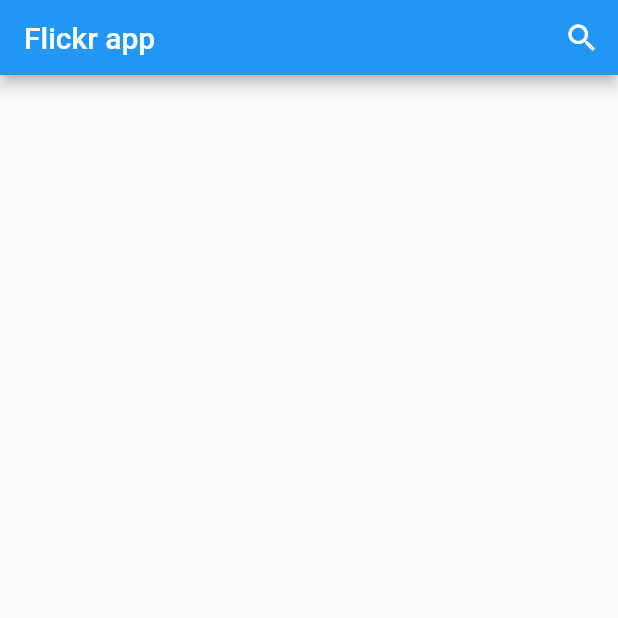
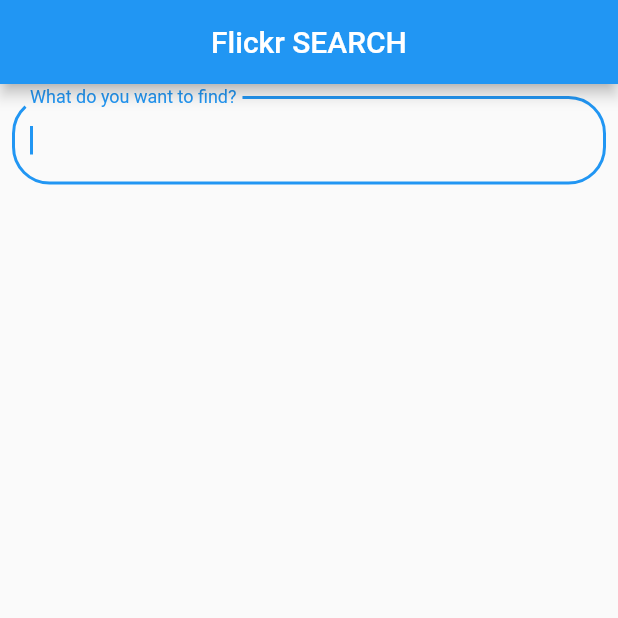
Before and after one commit to OnlyTarg/my_flickr, a Flutter app: the screen it shows after launch, on a phone screen of 412 x 824 dp, the top half of it. Run offline on Flutter 3.47's test engine with Material 2 defaults, Android fonts, the phone set to English and light mode, and no system bars; our stand-ins replace bloc, dio, equatable, flutter_bloc.

Commit message:
without exceptions

```diff
--- a/lib/bloc/images/images_bloc.dart
+++ b/lib/bloc/images/images_bloc.dart
@@ -2,18 +2,30 @@ import 'dart:async';
 
 import 'package:bloc/bloc.dart';
 import 'package:equatable/equatable.dart';
+
 import 'package:my_flickr/model/images_list.dart';
+import 'package:my_flickr/model/reposit.dart';
 
 part 'images_event.dart';
 part 'images_state.dart';
 
 class ImagesBloc extends Bloc<ImagesEvent, ImagesState> {
-  ImagesBloc() : super(ImagesInitial());
+  final ImagesRepo imagesRepo;
+  List<Picture> images;
+
+  ImagesBloc({this.imagesRepo}) : super(ImagesInitial());
 
   @override
   Stream<ImagesState> mapEventToState(
     ImagesEvent event,
   ) async* {
-    // TODO: implement mapEventToState
+    if (event is FetchEvent && event.text != '') {
+      yield ImagesLoading();
+      images = await imagesRepo.getImagesList(event.text);
+      yield ImagesLoaded(pictures: images);
+    }
+    if (event is InitialEvent) {
+      yield ImagesInitial();
+    }
   }
 }
--- a/lib/bloc/images/images_event.dart
+++ b/lib/bloc/images/images_event.dart
@@ -1,5 +1,24 @@
 part of 'images_bloc.dart';
 
-enum ImagesEvent{
-  fetchImages,
+
+abstract class ImagesEvent extends Equatable {
+  const ImagesEvent();
 }
+
+class FetchEvent extends ImagesEvent {
+  final String text;
+
+   FetchEvent(this.text);
+
+  @override
+  List<Object> get props => throw UnimplementedError();
+}
+class InitialEvent extends ImagesEvent {
+
+   InitialEvent();
+
+  @override
+  List<Object> get props => throw UnimplementedError();
+
+
+}
--- a/lib/bloc/images/images_state.dart
+++ b/lib/bloc/images/images_state.dart
@@ -12,9 +12,9 @@ class ImagesInitial extends ImagesState {}
 class ImagesLoading extends ImagesState {}
 
 class ImagesLoaded extends  ImagesState {
-  final List<Images> images;
+  final List<Picture> pictures;
 
-  ImagesLoaded({this.images});
+  ImagesLoaded({this.pictures});
 }
 
 class ImagesListError extends ImagesState {
--- a/lib/main.dart
+++ b/lib/main.dart
@@ -1,10 +1,12 @@
 import 'package:flutter/material.dart';
-import 'package:my_flickr/screens/main_screen.dart';
+import 'package:flutter_bloc/flutter_bloc.dart';
+
+import 'package:my_flickr/bloc/images/images_bloc.dart';
+import 'package:my_flickr/model/reposit.dart';
+import 'package:my_flickr/screens/search_page.dart';
 
 void main() {
   runApp(
-    /// Providers are above [MyApp] instead of inside it, so that tests
-    /// can use [MyApp] while mocking the providers
     MyApp(),
   );
 }
@@ -18,6 +20,10 @@ class MyApp extends StatelessWidget {
           primarySwatch: Colors.blue,
           visualDensity: VisualDensity.adaptivePlatformDensity,
         ),
-        home: MainScreen());
+        home: BlocProvider(
+            create: (context) {
+              return ImagesBloc(imagesRepo: ImagesServices());
+            },
+            child: SearchPage()));
   }
 }
--- a/lib/model/images_list.dart
+++ b/lib/model/images_list.dart
@@ -1,15 +1,12 @@
-// To parse this JSON data, do
-//
-//     final images = imagesFromJson(jsonString);
+
 
 import 'dart:convert';
 
-List<Images> imagesFromJson(String str) => List<Images>.from(json.decode(str).map((x) => Images.fromJson(x)));
+List<Picture> imagesFromJson(String str) => List<Picture>.from(json.decode(str).map((x) => Picture.fromJson(x)));
+String imagesToJson(List<Picture> data) => json.encode(List<dynamic>.from(data.map((x) => x.toJson())));
 
-String imagesToJson(List<Images> data) => json.encode(List<dynamic>.from(data.map((x) => x.toJson())));
-
-class Images {
-  Images({
+class Picture {
+  Picture({
     this.id,
     this.owner,
     this.secret,
@@ -19,6 +16,8 @@ class Images {
     this.ispublic,
     this.isfriend,
     this.isfamily,
+    this.oWidth,
+    this.oHeight,
   });
 
   String id;
@@ -30,8 +29,10 @@ class Images {
   int ispublic;
   int isfriend;
   int isfamily;
+  String oWidth;
+  String oHeight;
 
-  factory Images.fromJson(Map<String, dynamic> json) => Images(
+  factory Picture.fromJson(Map<String, dynamic> json) => Picture(
     id: json["id"],
     owner: json["owner"],
     secret: json["secret"],
@@ -41,6 +42,8 @@ class Images {
     ispublic: json["ispublic"],
     isfriend: json["isfriend"],
     isfamily: json["isfamily"],
+    oWidth: json["o_width"] == null ? null : json["o_width"],
+    oHeight: json["o_height"] == null ? null : json["o_height"],
   );
 
   Map<String, dynamic> toJson() => {
@@ -53,5 +56,7 @@ class Images {
     "ispublic": ispublic,
     "isfriend": isfriend,
     "isfamily": isfamily,
+    "o_width": oWidth == null ? null : oWidth,
+    "o_height": oHeight == null ? null : oHeight,
   };
 }
--- a/lib/screens/main_screen.dart
+++ /dev/null
@@ -1,23 +0,0 @@
-import 'package:flutter/material.dart';
-import 'package:my_flickr/widgets/my_app_bar.dart';
-
-class MainScreen extends StatefulWidget {
-  @override
-  _MainScreenState createState() => _MainScreenState();
-}
-
-class _MainScreenState extends State<MainScreen> {
-  @override
-  Widget build(BuildContext context) {
-    return Scaffold(
-      appBar: MyAppBar(height: 50,),
-      body: _body(),
-    );
-  }
-
-  _body() {
-    return Column(children: [
-
-    ],);
-  }
-}
--- /dev/null
+++ b/lib/screens/search_page.dart
@@ -0,0 +1,109 @@
+import 'package:flutter/material.dart';
+import 'package:my_flickr/bloc/images/images_bloc.dart';
+import 'package:my_flickr/model/images_list.dart';
+import 'package:flutter_bloc/flutter_bloc.dart';
+
+class SearchPage extends StatefulWidget {
+  @override
+  _SearchPageState createState() => _SearchPageState();
+}
+
+class _SearchPageState extends State<SearchPage> {
+  @override
+  void initState() {
+    super.initState();
+    _loadImages();
+  }
+
+  _loadImages() async {
+    /* BlocProvider.of<ImagesBloc>(context).add(ImagesEvent.fetchImages);*/
+  }
+
+  @override
+  Widget build(BuildContext context) {
+    return Scaffold(
+      appBar: AppBar(
+       title: Text('Flickr SEARCH'),
+        centerTitle: true,
+      ),
+      body: _body(),
+    );
+  }
+
+  _body() {
+    String tempStr = '';
+    return GestureDetector(
+      onTap:() => FocusScope.of(context).requestFocus(new FocusNode()),
+      child: Column(
+        children: [
+          Form(
+            child: Container(
+              padding: EdgeInsets.all(8),
+              child: Center(
+                child: TextFormField(
+                  autofocus: true,
+
+                  decoration: new InputDecoration(
+                    labelText: "What do you want to find?",
+                    fillColor: Colors.white,
+                    border: new OutlineInputBorder(
+                      borderRadius: new BorderRadius.circular(25.0),
+                      borderSide: new BorderSide(
+                      ),
+                    ),
+                    //fillColor: Colors.green
+                  ),
+                  onChanged: (value) {
+                    tempStr = value;
+                    if (value != '') {
+                      Future.delayed(Duration(seconds: 1), () {
+                        if (tempStr == value && value.length > 2) {
+                          BlocProvider.of<ImagesBloc>(context)
+                              .add(FetchEvent(value));
+                        }
+                        if (value.length < 2 || value.isEmpty) {
+                          BlocProvider.of<ImagesBloc>(context).add(InitialEvent());
+                        }
+                      });
+                    } else {}
+                  },
+                ),
+              ),
+            ),
+          ),
+          BlocBuilder<ImagesBloc, ImagesState>(
+            builder: (context, state) {
+              if (state is ImagesListError) {
+                return Text('Error');
+              }
+              if (state is ImagesLoaded) {
+                List<Picture> pictures = state.pictures;
+                return _list(pictures);
+              }
+              if (state is ImagesInitial) {
+                return Container();
+              }
+              return Expanded(child: Center(child: CircularProgressIndicator()));
+            },
+          )
+        ],
+      ),
+    );
+  }
+
+  Widget _list(List<Picture> pictures) {
+    return Expanded(
+        child: (ListView.builder(
+      itemCount: pictures.length,
+      itemBuilder: (_, index) {
+        Picture image = pictures[index];
+        //return Text(image.title);
+        return Container(
+          padding: EdgeInsets.symmetric(vertical: 5,horizontal: 4),
+          child: Image.network(
+              'https://live.staticflickr.com/${image.server}/${image.id}_${image.secret}.jpg',fit: BoxFit.fitWidth,),
+        );
+      },
+    )));
+  }
+}
--- a/lib/widgets/my_app_bar.dart
+++ /dev/null
@@ -1,27 +0,0 @@
-import 'package:flutter/material.dart';
-import 'package:my_flickr/widgets/ui_picture_search.dart';
-
-class MyAppBar extends StatelessWidget implements PreferredSizeWidget {
-  final double height;
-
-  MyAppBar({@required this.height});
-
-  @override
-  Widget build(BuildContext context) {
-    return AppBar(
-      title: Text('Flickr app'),
-      actions: [
-        IconButton(
-          icon: Icon(Icons.search),
-          onPressed: () {
-            showSearch(context: context, delegate: UIPictureSearch());
-          },
-        )
-      ],
-    );
-  }
-
-  @override
-  // TODO: implement preferredSize
-  Size get preferredSize => Size.fromHeight(height);
-}
--- a/lib/widgets/ui_picture_search.dart
+++ /dev/null
@@ -1,39 +0,0 @@
-import 'package:flutter/material.dart';
-
-class UIPictureSearch extends SearchDelegate {
-  String key = '1878b60ed3d42f39de436585dbf7a980';
-  String secret = '6bd5beb49d3184e8';
-
-  @override
-  List<Widget> buildActions(BuildContext context) {
-    //Pictures provider = Provider.of<Pictures>(context, listen: false);
-    return [
-      IconButton(
-        icon: Icon(Icons.search),
-        onPressed: () async {
-          //provider.getPicturesFromJSON();
-        },
-      )
-    ];
-  }
-
-  @override
-  Widget buildLeading(BuildContext context) {
-    return IconButton(
-      icon: Icon(Icons.arrow_back),
-      onPressed: () {
-        close(context, null);
-      },
-    );
-  }
-
-  @override
-  Widget buildResults(BuildContext context) {
-    return Container(child: Text(query));
-  }
-
-  @override
-  Widget buildSuggestions(BuildContext context) {
-    return Container(child: Text(query));
-  }
-}
--- a/pubspec.yaml
+++ b/pubspec.yaml
@@ -26,8 +26,8 @@ dependencies:
   bloc: ^6.0.1
   flutter_bloc: ^6.1.1
   equatable: ^1.2.5
-  #dio: ^3.0.10
-  http: ^0.12.2
+  dio: ^3.0.10
+  #http: ^0.12.2
 
 
   # The following adds the Cupertino Icons font to your application.
```
Also changed, not shown: lib/api/exeptions.dart (deleted, +0 -20 lines), lib/api/services.dart (deleted, +0 -19 lines), lib/model/reposit.dart (added, +29 -0 lines), lib/provider/Picture.dart (deleted, +0 -13 lines), lib/provider/Pictures.dart (deleted, +0 -50 lines), pubspec.lock.
